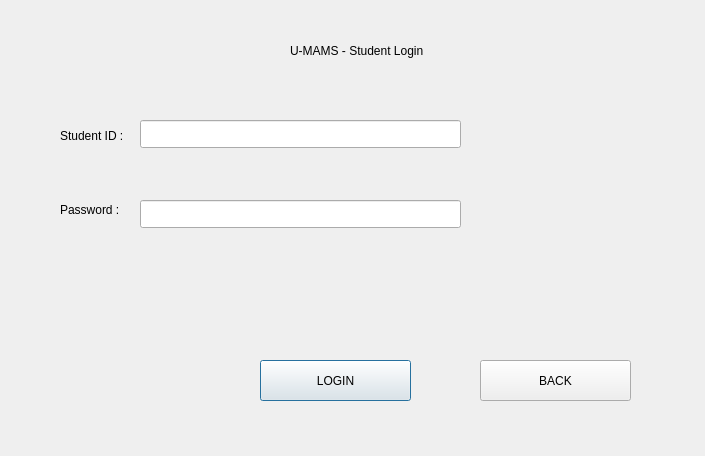
First picture: the form in studentlogin.ui, repository sanjanaCSwyb/U-MAMS, before the edit.
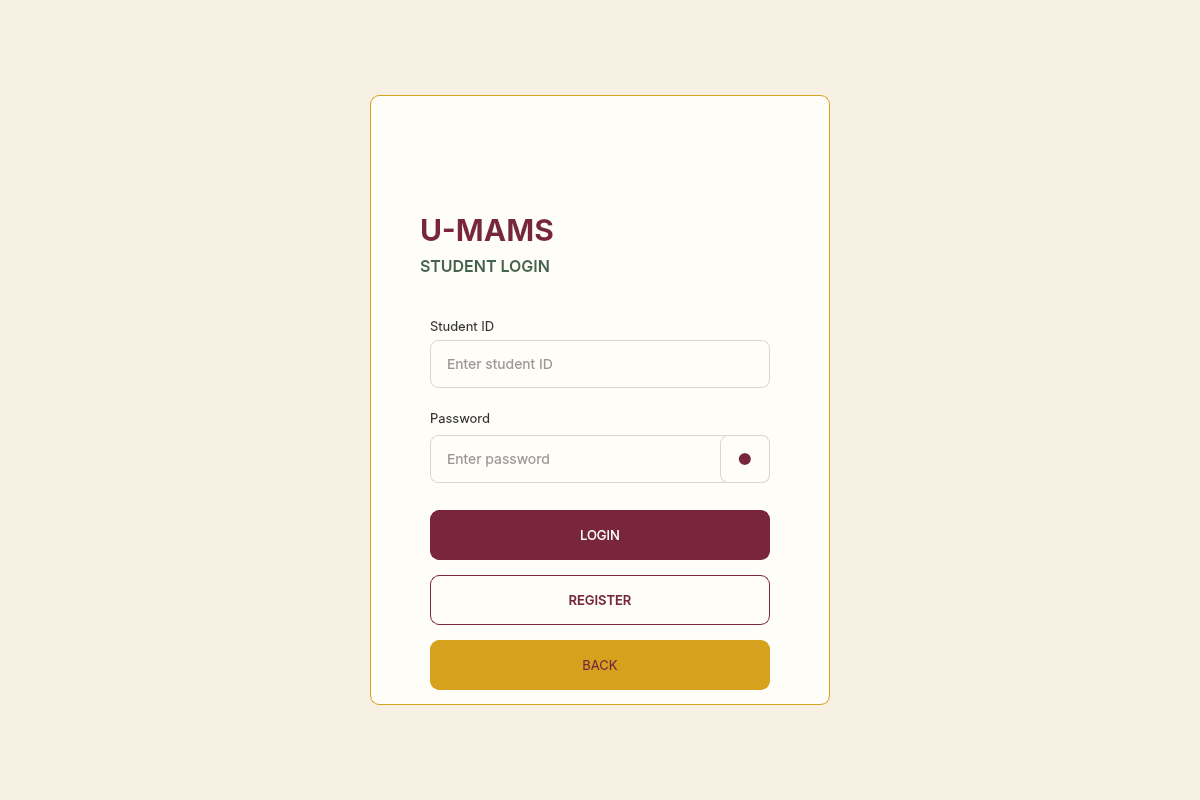
Second picture: the form after the edit. Icons and pictures are not drawn.

What changed in the file:
```diff
--- a/studentlogin.ui
+++ b/studentlogin.ui
@@ -6,102 +6,289 @@
    <rect>
     <x>0</x>
     <y>0</y>
-    <width>705</width>
-    <height>456</height>
+    <width>1200</width>
+    <height>800</height>
    </rect>
   </property>
+  <property name="minimumSize">
+   <size>
+    <width>600</width>
+    <height>600</height>
+   </size>
+  </property>
   <property name="windowTitle">
-   <string>Dialog</string>
-  </property>
-  <widget class="QLabel" name="lblTitle">
-   <property name="geometry">
-    <rect>
-     <x>290</x>
-     <y>30</y>
-     <width>171</width>
-     <height>41</height>
-    </rect>
-   </property>
-   <property name="text">
     <string>U-MAMS - Student Login</string>
    </property>
+  <property name="styleSheet">
+   <string>background:#F7F1E3;</string>
+  </property>
+  <widget class="QWidget" name="figmaCanvas">
+   <property name="geometry">
+    <rect>
+     <x>0</x>
+     <y>0</y>
+     <width>1200</width>
+     <height>800</height>
+    </rect>
+   </property>
+   <property name="styleSheet">
+    <string>QWidget#figmaCanvas{background:#F7F1E3;}</string>
+   </property>
+   <widget class="QFrame" name="loginCard">
+    <property name="geometry">
+     <rect>
+      <x>370</x>
+      <y>95</y>
+      <width>460</width>
+      <height>610</height>
+     </rect>
+    </property>
+    <property name="frameShape">
+     <enum>QFrame::NoFrame</enum>
+    </property>
+    <property name="styleSheet">
+     <string>QFrame#loginCard{background:#FFFDF8;border:1px solid #D6A21E;border-radius:9px;}</string>
+    </property>
+   </widget>
+   <widget class="QLabel" name="lblLogo">
+    <property name="geometry">
+     <rect>
+      <x>558</x>
+      <y>120</y>
+      <width>84</width>
+      <height>84</height>
+     </rect>
+    </property>
+    <property name="pixmap">
+     <pixmap>:/assets/wayamba_logo.png</pixmap>
+    </property>
+    <property name="scaledContents">
+     <bool>false</bool>
+    </property>
+    <property name="alignment">
+     <set>Qt::AlignCenter</set>
+    </property>
+    <property name="styleSheet">
+     <string>background:transparent;border:none;</string>
+    </property>
+   </widget>
+   <widget class="QLabel" name="lblTitle">
+    <property name="geometry">
+     <rect>
+      <x>420</x>
+      <y>210</y>
+      <width>320</width>
+      <height>40</height>
+     </rect>
+    </property>
+    <property name="text">
+     <string>U-MAMS</string>
+    </property>
+    <property name="alignment">
+     <set>Qt::AlignLeft|Qt::AlignVCenter</set>
+    </property>
+    <property name="styleSheet">
+     <string>font-family:Inter; font-size:30px; font-weight:600;color:#7A263A;background:transparent;border:none;padding:0px;</string>
+    </property>
+   </widget>
+   <widget class="QLabel" name="lblLoginType">
+    <property name="geometry">
+     <rect>
+      <x>420</x>
+      <y>254</y>
+      <width>340</width>
+      <height>24</height>
+     </rect>
+    </property>
+    <property name="text">
+     <string>STUDENT LOGIN</string>
+    </property>
+    <property name="alignment">
+     <set>Qt::AlignLeft|Qt::AlignVCenter</set>
+    </property>
+    <property name="styleSheet">
+     <string>font-family:Inter; font-size:16px; font-weight:500;color:#43634B;background:transparent;border:none;padding:0px;</string>
+    </property>
   </widget>
   <widget class="QLabel" name="lblStudentID">
    <property name="geometry">
     <rect>
-     <x>60</x>
-     <y>120</y>
-     <width>101</width>
-     <height>31</height>
+      <x>430</x>
+      <y>315</y>
+      <width>340</width>
+      <height>22</height>
     </rect>
    </property>
    <property name="text">
-    <string>Student ID :</string>
-   </property>
-  </widget>
-  <widget class="QLabel" name="lblPassword">
-   <property name="geometry">
-    <rect>
-     <x>60</x>
-     <y>200</y>
-     <width>63</width>
-     <height>20</height>
-    </rect>
-   </property>
-   <property name="text">
-    <string>Password :</string>
+     <string>Student ID</string>
+    </property>
+    <property name="alignment">
+     <set>Qt::AlignLeft|Qt::AlignVCenter</set>
+    </property>
+    <property name="styleSheet">
+     <string>font-family:Inter; font-size:13px; font-weight:400;color:#333333;background:transparent;border:none;padding:0px;</string>
+    </property>
+    <property name="buddy">
+     <cstring>txtStudentID</cstring>
    </property>
   </widget>
   <widget class="QLineEdit" name="txtStudentID">
    <property name="geometry">
     <rect>
-     <x>140</x>
-     <y>120</y>
-     <width>321</width>
-     <height>28</height>
-    </rect>
+      <x>430</x>
+      <y>340</y>
+      <width>340</width>
+      <height>48</height>
+     </rect>
+    </property>
+    <property name="placeholderText">
+     <string>Enter student ID</string>
+    </property>
+    <property name="frame">
+     <bool>false</bool>
+    </property>
+    <property name="styleSheet">
+     <string>QLineEdit#txtStudentID{font-family:Inter;font-size:14px;color:#333333;background:#FFFDF8;border:1px solid #DDD7C8;border-radius:8px;padding:0px 14px;}QLineEdit#txtStudentID:focus{border:1px solid #D6A21E;}</string>
+    </property>
+   </widget>
+   <widget class="QLabel" name="lblPassword">
+    <property name="geometry">
+     <rect>
+      <x>430</x>
+      <y>407</y>
+      <width>340</width>
+      <height>22</height>
+     </rect>
+    </property>
+    <property name="text">
+     <string>Password</string>
+    </property>
+    <property name="alignment">
+     <set>Qt::AlignLeft|Qt::AlignVCenter</set>
+    </property>
+    <property name="styleSheet">
+     <string>font-family:Inter; font-size:13px; font-weight:400;color:#333333;background:transparent;border:none;padding:0px;</string>
+    </property>
+    <property name="buddy">
+     <cstring>txtPassword</cstring>
    </property>
   </widget>
   <widget class="QLineEdit" name="txtPassword">
    <property name="geometry">
     <rect>
-     <x>140</x>
-     <y>200</y>
-     <width>321</width>
-     <height>28</height>
-    </rect>
-   </property>
+      <x>430</x>
+      <y>435</y>
+      <width>340</width>
+      <height>48</height>
+     </rect>
+    </property>
+    <property name="placeholderText">
+     <string>Enter password</string>
+    </property>
    <property name="echoMode">
-    <enum>QLineEdit::EchoMode::Password</enum>
+     <enum>QLineEdit::Password</enum>
+    </property>
+    <property name="frame">
+     <bool>false</bool>
+    </property>
+    <property name="styleSheet">
+     <string>QLineEdit#txtPassword{font-family:Inter;font-size:14px;color:#333333;background:#FFFDF8;border:1px solid #DDD7C8;border-radius:8px;padding:0px 55px 0px 14px;}QLineEdit#txtPassword:focus{border:1px solid #D6A21E;}</string>
+    </property>
+   </widget>
+   <widget class="QToolButton" name="btnShowPassword">
+    <property name="geometry">
+     <rect>
+      <x>720</x>
+      <y>435</y>
+      <width>50</width>
+      <height>48</height>
+     </rect>
+    </property>
+    <property name="text">
+     <string>●</string>
+    </property>
+    <property name="toolTip">
+     <string>Show or hide password</string>
+    </property>
+    <property name="accessibleName">
+     <string>Show or hide password</string>
+    </property>
+    <property name="cursor">
+     <cursorShape>PointingHandCursor</cursorShape>
+    </property>
+    <property name="styleSheet">
+     <string>QToolButton#btnShowPassword{font-family:Inter;font-size:16px;color:#7A263A;background:#FFFDF8;border:1px solid #DDD7C8;border-radius:8px;padding:0px;}QToolButton#btnShowPassword:hover{border-color:#D6A21E;}</string>
    </property>
   </widget>
   <widget class="QPushButton" name="btnLogin">
    <property name="geometry">
     <rect>
-     <x>260</x>
-     <y>360</y>
-     <width>151</width>
-     <height>41</height>
+      <x>430</x>
+      <y>510</y>
+      <width>340</width>
+      <height>50</height>
     </rect>
    </property>
    <property name="text">
     <string>LOGIN</string>
    </property>
+    <property name="autoDefault">
+     <bool>false</bool>
+    </property>
+    <property name="cursor">
+     <cursorShape>PointingHandCursor</cursorShape>
+    </property>
+    <property name="styleSheet">
+     <string>QPushButton#btnLogin{font-family:Inter;font-size:13px;font-weight:400;color:#FFFDF8;background:#7A263A;border:1px solid #7A263A;border-radius:9px;padding:0px;}QPushButton#btnLogin:hover{border:1px solid #D6A21E;}QPushButton#btnLogin:focus{border:1px solid #D6A21E;}</string>
+    </property>
+    <property name="default">
+     <bool>true</bool>
+    </property>
   </widget>
   <widget class="QPushButton" name="btnBack">
    <property name="geometry">
     <rect>
-     <x>480</x>
-     <y>360</y>
-     <width>151</width>
-     <height>41</height>
+      <x>430</x>
+      <y>640</y>
+      <width>340</width>
+      <height>50</height>
     </rect>
    </property>
    <property name="text">
     <string>BACK</string>
    </property>
-  </widget>
- </widget>
- <resources/>
- <connections/>
+    <property name="autoDefault">
+     <bool>false</bool>
+    </property>
+    <property name="cursor">
+     <cursorShape>PointingHandCursor</cursorShape>
+    </property>
+    <property name="styleSheet">
+     <string>QPushButton#btnBack{font-family:Inter;font-size:13px;font-weight:400;color:#7A263A;background:#D6A21E;border:1px solid #D6A21E;border-radius:9px;padding:0px;}QPushButton#btnBack:hover{border:1px solid #D6A21E;}QPushButton#btnBack:focus{border:1px solid #D6A21E;}</string>
+    </property>
+   </widget>
+   <widget class="QPushButton" name="btnRegister">
+    <property name="geometry">
+     <rect><x>430</x><y>575</y><width>340</width><height>50</height></rect>
+    </property>
+    <property name="text"><string>REGISTER</string></property>
+    <property name="autoDefault"><bool>false</bool></property>
+    <property name="cursor"><cursorShape>PointingHandCursor</cursorShape></property>
+    <property name="toolTip"><string>Create a student account</string></property>
+    <property name="styleSheet">
+     <string>QPushButton#btnRegister{font-family:Inter;font-size:13px;font-weight:500;color:#7A263A;background:#FFFDF8;border:1px solid #7A263A;border-radius:9px;padding:0px;}QPushButton#btnRegister:hover,QPushButton#btnRegister:focus{background:#F7F1E3;border-color:#D6A21E;}</string>
+    </property>
+   </widget>
+  </widget>
+ </widget>
+ <tabstops>
+  <tabstop>txtStudentID</tabstop>
+  <tabstop>txtPassword</tabstop>
+  <tabstop>btnShowPassword</tabstop>
+  <tabstop>btnLogin</tabstop>
+  <tabstop>btnRegister</tabstop>
+  <tabstop>btnBack</tabstop>
+ </tabstops>
+ <resources />
+ <connections />
 </ui>
```
Left out of the diff: 2 changed lines with no effect on the pictures. Lines whose indentation alone changed are shown as unchanged.
